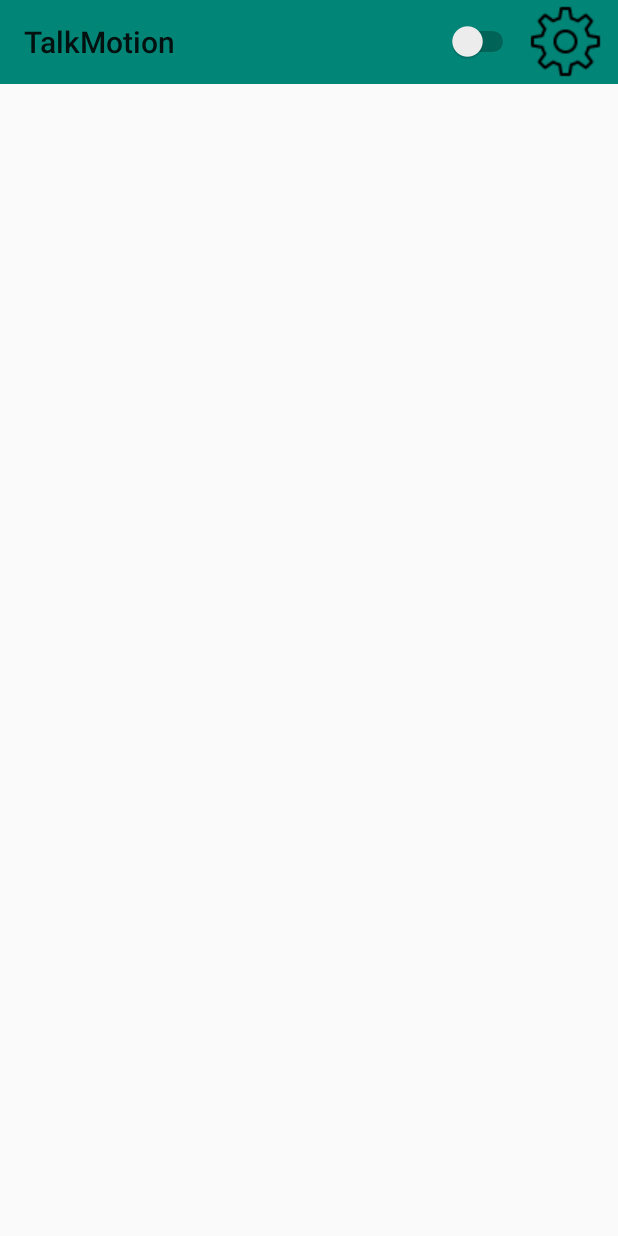
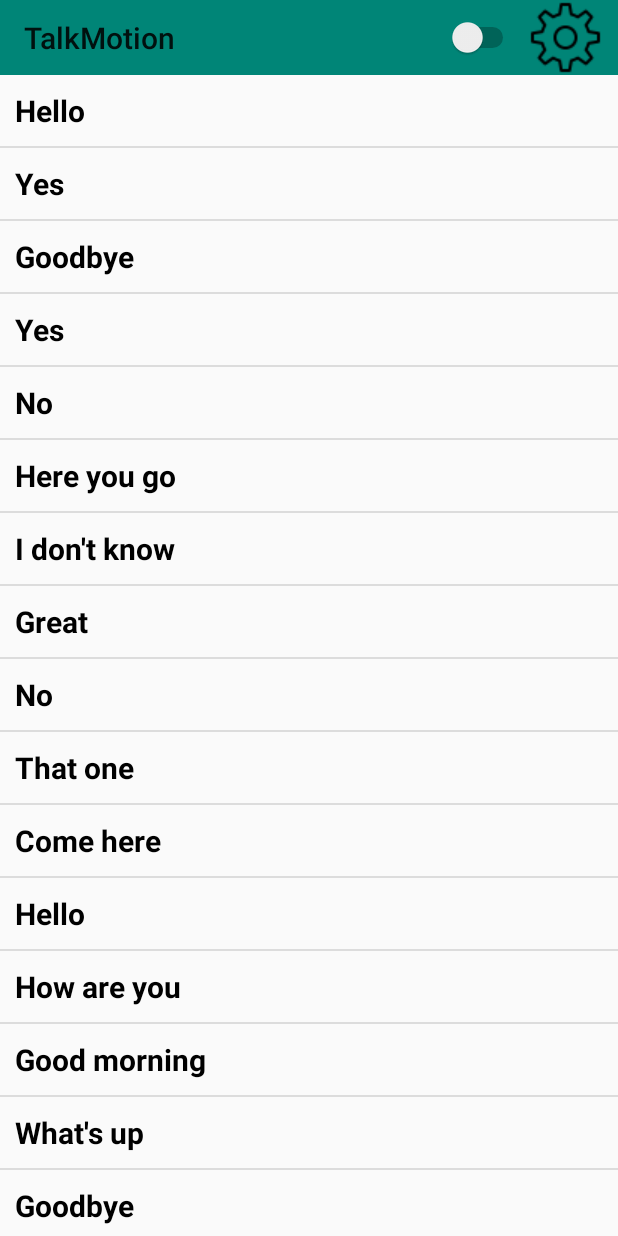
Before and after one commit to Jagdish05/talkmotion_v3, an Android app: the screen it shows after launch (MainActivity), on a phone screen of 412 x 824 dp. Run offline under Robolectric (Android 15) with nearby library versions, the phone set to English and light mode, and no system bars.

Commit message:
Added Listview in dashboard

```diff
--- a/app/build.gradle
+++ b/app/build.gradle
@@ -36,6 +36,7 @@ dependencies {
     implementation 'com.android.support:design:27.0.2'
     //noinspection GradleCompatible
     implementation 'com.android.support:support-v4:27.0.2'
+
 //    implementation 'com.google.android.material:material:1.2.1'
 
 }
--- a/app/src/main/AndroidManifest.xml
+++ b/app/src/main/AndroidManifest.xml
@@ -5,7 +5,7 @@
 
     <application
         android:allowBackup="true"
-        android:icon="@mipmap/ic_launcher"
+        android:icon="@drawable/ic_launcher"
         android:label="@string/app_name"
         android:roundIcon="@mipmap/ic_launcher_round"
         android:supportsRtl="true"
--- a/app/src/main/java/com/example/please/Database/DatabaseHelper.java
+++ b/app/src/main/java/com/example/please/Database/DatabaseHelper.java
@@ -6,12 +6,17 @@ import android.content.Context;
 import android.database.Cursor;
 import android.database.sqlite.SQLiteDatabase;
 import android.database.sqlite.SQLiteOpenHelper;
+import android.util.Log;
 
 import com.example.please.R;
 
 import java.util.ArrayList;
+import java.util.Arrays;
+import java.util.List;
+
 
 public class DatabaseHelper extends SQLiteOpenHelper {
+    private static final String TAG = "MyActivity";
 
     private static final String DATABASE_NAME = "gesture_names.db";
     private static final String TABLE_NAME = "gesture_names";
@@ -122,12 +127,51 @@ public class DatabaseHelper extends SQLiteOpenHelper {
 
 
     public String[] getNames() {
-        return c.getResources().getStringArray(R.array.names);
-        /*ArrayList<String> names = new ArrayList<>();
+//        Log.i(TAG, Arrays.toString(new int[]{c.getResources().getStringArray(R.array.names).length}));
+//        List<String> names = new ArrayList<>();
+//        names.clear();
+//
+//
+//        final String TABLE_NAME = "gesture_names";
+//
+//        String selectQuery = "SELECT  * FROM " + TABLE_NAME;
+//        SQLiteDatabase db  = this.getReadableDatabase();
+//        Cursor cursor      = db.rawQuery(selectQuery, null);
+//        String[] data      = null;
+//
+//        if (cursor.moveToFirst()) {
+//            do {
+////                Log.i(TAG, String.valueOf(cursor.getCount()));
+//                Log.i(TAG,"Gesture "+Arrays.toString(new String[]{cursor.getString(0)}) +"Text "+Arrays.toString(new String[]{cursor.getString(1)}));
+//                // get the data into array, or class variable
+//                names.add(cursor.getString(1));
+//            } while (cursor.moveToNext());
+//        }
+//        cursor.close();
+//
+//        String[] returnNames = new String[names.size()];
+////        returnNames.length()
+//        Log.i(TAG, String.valueOf(returnNames.length));
+//
+//        for(int i = 0; i < names.size(); i++) {
+//            returnNames[i] = names.get(i);
+////            Log.i(TAG, String.valueOf(returnNames[i]));
+//
+//        }
+//        return returnNames;
+//        Log.i(TAG, String.valueOf(returnNames));
 
-        @SuppressLint("Recycle") Cursor cursor = this.db.rawQuery(
-                "SELECT "+ WORDS + " FROM " +  TABLE_NAME + " WHERE " + SCENARIOS + "=" + 0, null);
-                //"SELECT " + (newName ? NEWWORDS : WORDS)  + " FROM " + TABLE_NAME, null);
+
+//        return c.getResources().getStringArray(R.array.names);
+//        return String.valueOf(names);
+
+
+
+
+        ArrayList<String> names = new ArrayList<>();
+
+        Cursor cursor = this.db.rawQuery(
+                "SELECT " + WORDS + " FROM " + TABLE_NAME+ " WHERE " + SCENARIOS + "=" + 0, null);
         if (cursor.moveToFirst()) {
             do {
                 names.add(cursor.getString(cursor.getColumnIndex(WORDS)));
@@ -138,12 +182,43 @@ public class DatabaseHelper extends SQLiteOpenHelper {
         for(int i = 0; i < names.size(); i++) {
             returnNames[i] = names.get(i);
         }
-        return returnNames;*/
+        return returnNames;
     }
 
     public String[] getGestures() {
-        return gestureWords = c.getResources().getStringArray(R.array.gestures);
-        /*
+//        Log.i(TAG, Arrays.toString(c.getResources().getStringArray(R.array.gestures)));
+//        return gestureWords = c.getResources().getStringArray(R.array.gestures);
+
+//        List<String> names = new ArrayList<>();
+//        names.clear();
+//
+//        final String TABLE_NAME = "gesture_names";
+//
+//        String selectQuery = "SELECT  * FROM " + TABLE_NAME;
+//        SQLiteDatabase db  = this.getReadableDatabase();
+//        Cursor cursor      = db.rawQuery(selectQuery, null);
+//        String[] data      = null;
+//
+//        if (cursor.moveToFirst()) {
+//            do {
+////                Log.i(TAG, String.valueOf(cursor.getCount()));
+////                Log.i(TAG,"Gesture "+Arrays.toString(new String[]{cursor.getString(0)}) +"Text "+Arrays.toString(new String[]{cursor.getString(1)}));
+//                // get the data into array, or class variable
+//                names.add(cursor.getString(0));
+//            } while (cursor.moveToNext());
+//        }
+//        cursor.close();
+//
+//        String[] returnNames = new String[names.size()];
+//        for(int i = 0; i < names.size(); i++) {
+//            returnNames[i] = names.get(i);
+//            Log.i(TAG, String.valueOf(returnNames[i]));
+//
+//        }
+//        return returnNames;
+
+
+
         ArrayList<String> gestures = new ArrayList<>();
         Cursor cursor = this.db.rawQuery(
                 "SELECT " + GESTURES + " FROM " + TABLE_NAME+ " WHERE " + SCENARIOS + "=" + 0, null);
@@ -157,6 +232,6 @@ public class DatabaseHelper extends SQLiteOpenHelper {
         for(int i = 0; i < gestures.size(); i++) {
             returnGestures[i] = gestures.get(i);
         }
-        return returnGestures;*/
+        return returnGestures;
     }
 }
--- a/app/src/main/java/com/example/please/MainActivity.java
+++ b/app/src/main/java/com/example/please/MainActivity.java
@@ -10,20 +10,18 @@ import android.hardware.SensorManager;
 import android.os.Build;
 import android.os.Bundle;
 import android.util.Log;
-import android.view.ContextMenu;
 import android.view.Menu;
-import android.view.MenuInflater;
 import android.view.MenuItem;
 import android.view.View;
 import android.widget.AdapterView;
-import android.widget.Button;
+import android.widget.ArrayAdapter;
 import android.widget.CompoundButton;
+import android.widget.ListView;
 import android.widget.Switch;
 import android.widget.Toast;
 
 import androidx.annotation.RequiresApi;
 import androidx.appcompat.app.AppCompatActivity;
-import androidx.appcompat.widget.SwitchCompat;
 import androidx.appcompat.widget.Toolbar;
 import androidx.core.content.ContextCompat;
 
@@ -36,6 +34,9 @@ import com.example.please.StateMachine.StateMachine;
 public class MainActivity extends AppCompatActivity implements SensorEventListener, AdapterView.OnItemSelectedListener {
 
 //    Toolbar toolbar=findViewById ( R.id.topAppBar );
+
+
+
     private StateMachine sm;
     private static final String TAG = "MyActivity";
 
@@ -65,6 +66,7 @@ public class MainActivity extends AppCompatActivity implements SensorEventListen
         item.setActionView(R.layout.switch_layout);
         @SuppressLint("UseSwitchCompatOrMaterialCode") Switch switchAB = item
                 .getActionView().findViewById(R.id.switchAB);
+
         switchAB.setChecked(false);
 
         switchAB.setOnCheckedChangeListener(new CompoundButton.OnCheckedChangeListener() {
@@ -93,6 +95,8 @@ public class MainActivity extends AppCompatActivity implements SensorEventListen
             }
         });
         return true;
+
+
     }
     @Override
     public boolean onOptionsItemSelected(MenuItem item) {
@@ -141,9 +145,12 @@ public class MainActivity extends AppCompatActivity implements SensorEventListen
 
 
 
+
         DatabaseHelper db = new DatabaseHelper(this);
+
         sm = new StateMachine(this, db);
         transition = new TransitionHandler(this, db);
+
 
         // Instantiate and register each sensor variable to each of it's
         // corresponding hardware sensors
@@ -156,6 +163,20 @@ public class MainActivity extends AppCompatActivity implements SensorEventListen
         sensorManager.registerListener(MainActivity.this, gravity, SensorManager.SENSOR_DELAY_NORMAL);
         sensorManager.registerListener(MainActivity.this, gyro, SensorManager.SENSOR_DELAY_NORMAL);
 
+
+        String[] gestureNames = db.getNames();
+        String[] returnNames = new String[gestureNames.length];
+        for(int i = 0; i < returnNames.length; i++) {
+            returnNames[i] = gestureNames[i];
+        }
+        Log.i(TAG, "gestureNames" +returnNames);
+
+        String[] mobileArray = gestureNames;
+        ArrayAdapter adapter = new ArrayAdapter<String>(getApplicationContext(),
+                R.layout.activity_listview, mobileArray);
+
+        ListView listView = (ListView) findViewById(R.id.gestureNameList);
+        listView.setAdapter(adapter);
     }
     /**
      * This function needs to be here to prevent the super method from doing something weird
@@ -465,4 +486,6 @@ public class MainActivity extends AppCompatActivity implements SensorEventListen
     public void onNothingSelected(AdapterView<?> parent) {
         // Another interface callback
     }
+
+
 }
--- a/app/src/main/java/com/example/please/StateMachine/StateMachine.java
+++ b/app/src/main/java/com/example/please/StateMachine/StateMachine.java
@@ -1,12 +1,14 @@
 package com.example.please.StateMachine;
 
 import android.content.Context;
+import android.util.Log;
 
 import com.example.please.Database.DatabaseHelper;
 import com.example.please.MainActivity;
 import com.example.please.Speaker;
 
 public class StateMachine {
+    private static final String TAG = "MyActivity";
 
     private State state;
 
@@ -52,6 +54,7 @@ public class StateMachine {
 
         for(int i = 0; i < names.length; i++) {
             if (s.equals(gestures[i])) {
+                Log.i(TAG, "X " + s.equals(gestures[i])+names[i]);
                 speaker.saySomething(names[i]);
             }
         }
--- a/app/src/main/java/com/example/please/TransitionHandler.java
+++ b/app/src/main/java/com/example/please/TransitionHandler.java
@@ -1,6 +1,7 @@
 package com.example.please;
 
 import android.os.Build;
+import android.util.Log;
 import android.util.TypedValue;
 import android.view.View;
 import android.widget.ArrayAdapter;
@@ -21,6 +22,7 @@ import java.util.ArrayList;
 import static android.text.InputType.TYPE_CLASS_TEXT;
 
 class TransitionHandler {
+    private static final String TAG = "MyActivity";
 
     TransitionHandler(MainActivity a, DatabaseHelper db) {
         this.a = a;
@@ -28,7 +30,6 @@ class TransitionHandler {
     }
     private final MainActivity a;
     private final DatabaseHelper db;
-
 
 //        a.getSupportActionBar().setDisplayHomeAsUpEnabled(true);
 
@@ -41,6 +42,10 @@ class TransitionHandler {
         // Gather the static array containing all of the gesture names
         String[] gestureNames = db.getNames();
         String[] gests = db.getGestures();
+//        Log.i(TAG, String.valueOf(gestureNames));
+//        Log.i(TAG, String.valueOf(gests));
+//        Log.i(TAG, String.valueOf(restoreToDefault));
+//        restoreToDefault=true;
         if (restoreToDefault) {
             gestureNames = a.getResources().getStringArray(R.array.names);
             gests = a.getResources().getStringArray(R.array.gestures);
@@ -64,6 +69,8 @@ class TransitionHandler {
 
         // Iterate through each gesture name, create and append a new GUI child onto the parent
         for (int i = 0; i < gestureNames.length; i++) {
+//            Log.i(TAG, String.valueOf(gestureNames[i]));
+//            Log.i(TAG, String.valueOf(gests));
             // dynamically create the new text and image elements
             lp.setMargins(0,margin,0,0);
             et = new EditText(a);
@@ -138,6 +145,8 @@ class TransitionHandler {
             gestures[i] = spinners.get(i);
             System.out.println(names[i] +" mapped to " + gestures[i]);
         }
+        System.out.println("TDatabase"+db);
+
         db.insertNames(names, gestures);
         actionBarForUpdateGesture();
     }
--- /dev/null
+++ b/app/src/main/res/layout/activity_listview.xml
@@ -0,0 +1,12 @@
+<?xml version="1.0" encoding="utf-8"?>
+<!--  Single List Item Design -->
+
+<TextView xmlns:android="http://schemas.android.com/apk/res/android"
+    android:id="@+id/label"
+    android:layout_width="fill_parent"
+    android:layout_height="fill_parent"
+    android:padding="10dip"
+    android:textSize="20dip"
+    android:textColor="@color/black"
+    android:textStyle="bold" >
+</TextView>
--- a/app/src/main/res/layout/activity_main.xml
+++ b/app/src/main/res/layout/activity_main.xml
@@ -1,9 +1,11 @@
-<androidx.coordinatorlayout.widget.CoordinatorLayout xmlns:tools="http://schemas.android.com/tools"
+<?xml version="1.0" encoding="utf-8"?>
+<androidx.constraintlayout.widget.ConstraintLayout
     xmlns:android="http://schemas.android.com/apk/res/android"
+    xmlns:app="http://schemas.android.com/apk/res-auto"
+    xmlns:tools="http://schemas.android.com/tools"
     android:layout_width="match_parent"
     android:layout_height="match_parent"
-    xmlns:app="http://schemas.android.com/apk/res-auto"
-    tools:ignore="MissingClass">
+    android:orientation="vertical">
 <!--<com.google.android.material.appbar.AppBarLayout-->
 <!--android:layout_width="match_parent"-->
 <!--android:layout_height="wrap_content">-->
@@ -11,11 +13,27 @@
         <com.google.android.material.appbar.MaterialToolbar
             android:id="@+id/toolbar_sec"
             android:layout_width="match_parent"
-            android:layout_height="wrap_content"
+            android:layout_height="50dp"
             android:src="@drawable/setting"
-            android:background="@color/colorPrimary" />
+            android:background="@color/colorPrimary"
+            android:theme="@style/ThemeOverlay.AppCompat.ActionBar"
+            app:layout_constraintEnd_toEndOf="parent"
+            app:layout_constraintStart_toStartOf="parent"
+            app:layout_constraintTop_toTopOf="parent"
+            app:layout_constraintVertical_bias="0.0"/>
 
-<!--    -->
+
+        <ListView
+
+            android:layout_width="match_parent"
+            android:layout_height="0dp"
+            android:id="@+id/gestureNameList"
+            app:layout_constraintEnd_toEndOf="parent"
+            app:layout_constraintStart_toStartOf="parent"
+            app:layout_constraintTop_toBottomOf="@id/toolbar_sec"
+            />
+
+        <!--    -->
 <!--    <com.google.android.material.appbar.MaterialToolbar-->
 <!--        android:id="@+id/topAppBar"-->
 <!--        android:layout_width="match_parent"-->
@@ -52,4 +70,4 @@
 <!--        app:layout_constraintTop_toTopOf="parent"-->
 <!--        app:layout_constraintVertical_bias="1.0" />-->
 
-</androidx.coordinatorlayout.widget.CoordinatorLayout>
+</androidx.constraintlayout.widget.ConstraintLayout>
```
